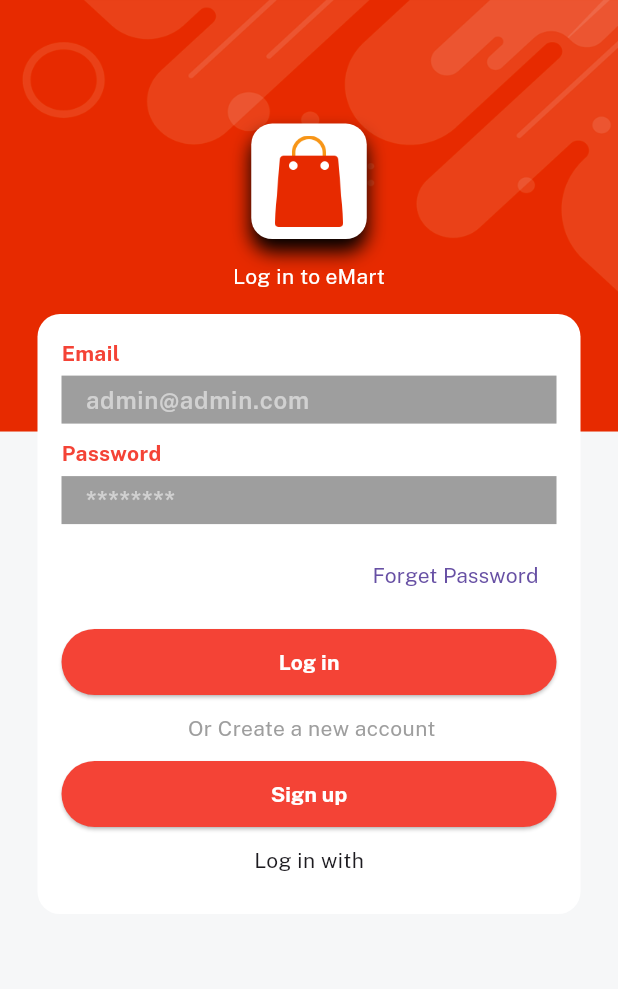
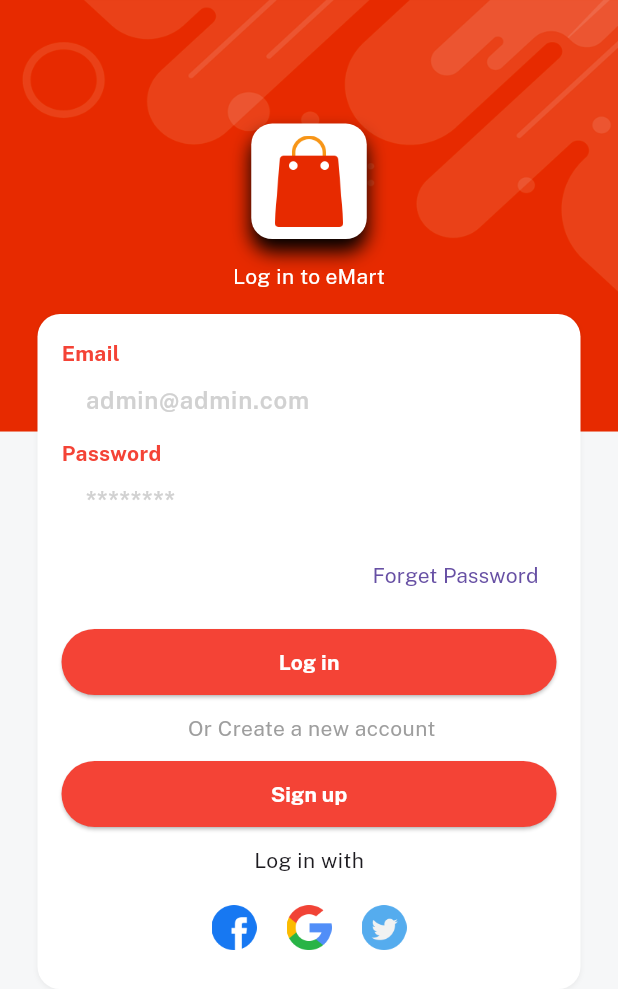
Before and after one commit to JaiswalMunna/emart_app, a Flutter app: the LoginScreen screen opened directly, after a tap on "Sign up", on a phone screen of 412 x 824 dp. Shown: the top 989 px of the screen. Run offline on Flutter 3.47's test engine with Material 3 defaults, Android fonts, the phone set to English and light mode, and no system bars; our stand-ins replace get, velocity_x.

Commit message:
login and signup screen completed

```diff
--- a/lib/consts/colors.dart
+++ b/lib/consts/colors.dart
@@ -7,3 +7,4 @@
 const Color lightGrey = Color.fromRGBO(239, 239, 239, 1);
 const Color redColor = Color.fromRGBO(230, 46, 4, 1);
 const Color golden = Color.fromRGBO(255, 168, 0, 1);
+const Color lightGolden=Color(0xffFEEAD1);
--- /dev/null
+++ b/lib/consts/lists.dart
@@ -0,0 +1,5 @@
+
+
+import 'package:eecm/consts/consts.dart';
+
+const socialIconList=[icFacebookLogo,icGoogleLogo,icTwitterLogo];
--- a/lib/consts/strings.dart
+++ b/lib/consts/strings.dart
@@ -6,7 +6,14 @@
 const password="Password";
 const passwordHint="********";
 const forgetPassword="Forget Password";
+const name="Name";
+const nameHint="Munna Jaiswal";
+const confirmPassword="Confirm Password";
+const confirmPasswordHint="********";
 const login="Log in";
 const createnewaccount=" Or Create a new account";
 const singup="Sign up";
 const loginwith="Log in with";
+const privacyPolicy="Privacy and Policy";
+const termsAndCondition="Terms and Conditions";
+const alreadyHaveAnAccount="Already Have an Account?";
--- /dev/null
+++ b/lib/views/auth_screen/forgetPassword_screen.dart
@@ -0,0 +1,15 @@
+import 'package:eecm/consts/consts.dart';
+
+class ForgetPasswordScreen extends StatefulWidget {
+  const ForgetPasswordScreen({super.key});
+
+  @override
+  State<ForgetPasswordScreen> createState() => _ForgetPasswordScreenState();
+}
+
+class _ForgetPasswordScreenState extends State<ForgetPasswordScreen> {
+  @override
+  Widget build(BuildContext context) {
+    return const Placeholder();
+  }
+}
--- a/lib/views/auth_screen/login_screen.dart
+++ b/lib/views/auth_screen/login_screen.dart
@@ -1,10 +1,14 @@
 import 'package:eecm/consts/consts.dart';
+import 'package:eecm/consts/lists.dart';
+import 'package:eecm/views/auth_screen/signup_screen.dart';
 import 'package:eecm/widgets_common/applogo_widget.dart';
 import 'package:eecm/widgets_common/background_widget.dart';
 import 'package:flutter/material.dart';
-
+import 'package:get/get.dart';
+import 'package:get/get_core/src/get_main.dart';
 import '../../widgets_common/custom_button.dart';
 import '../../widgets_common/custom_textfield.dart';
+import 'forgetPassword_screen.dart';
 
 class LoginScreen extends StatelessWidget {
   const LoginScreen({super.key});
@@ -12,8 +16,10 @@
   @override
   Widget build(BuildContext context) {
     return backGround(
+        child: SafeArea(
       child: Scaffold(
-      body: Center(
+        body: SingleChildScrollView(
+          child: Center(
             child: Column(
               children: [
                 (context.screenHeight * 0.1).heightBox,
@@ -27,14 +33,16 @@
                 15.heightBox,
                 Column(
                   children: [
-                customTextField(title: "Email", hint: emailHint),
+                    customTextField(title: email, hint: emailHint),
                     10.heightBox,
-                customTextField(title: "Password", hint: passwordHint),
+                    customTextField(title: password, hint: passwordHint),
                     10.heightBox,
                     Align(
                         alignment: Alignment.centerRight,
                         child: TextButton(
-                        onPressed: () {}, child: Text(forgetPassword))),
+                            onPressed: () {
+                              Get.to(()=>ForgetPasswordScreen());
+                            }, child: Text(forgetPassword))),
                     10.heightBox,
                     Container(
                         width: context.screenWidth,
@@ -55,21 +63,39 @@
                             title: singup,
                             color: Colors.red,
                             textcolor: Colors.white,
-                        onPress: () {})),
+                            onPress: () {
+                              Get.to(()=>SignupScreen());
+                            })),
                     10.heightBox,
                     Text(loginwith),
                     10.heightBox,
+                    Row(
+                      mainAxisAlignment: MainAxisAlignment.center,
+                      children: List.generate(
+                          3,
+                          (index) => CircleAvatar(
+                                backgroundColor: Colors.transparent,
+                                radius: 25,
+                                child: Image.asset(
+                                  socialIconList[index],
+                                  width: 30,
+                                ),
+                              )),
+                    ),
                   ],
                 )
                     .box
                     .white
                     .rounded
                     .padding(EdgeInsets.all(16))
+                    .shadowSm
                     .width(context.screenWidth - 50)
                     .make(),
               ],
             ),
           ),
+        ),
+      ),
     ));
   }
 }
--- /dev/null
+++ b/lib/views/auth_screen/signup_screen.dart
@@ -0,0 +1,147 @@
+import 'package:eecm/consts/consts.dart';
+import 'package:get/get.dart';
+import 'package:get/get_core/src/get_main.dart';
+import '../../widgets_common/applogo_widget.dart';
+import '../../widgets_common/background_widget.dart';
+import '../../widgets_common/custom_button.dart';
+import '../../widgets_common/custom_textfield.dart';
+
+class SignupScreen extends StatefulWidget {
+  const SignupScreen({super.key});
+
+  @override
+  State<SignupScreen> createState() => _SignupScreenState();
+}
+
+class _SignupScreenState extends State<SignupScreen> {
+  bool? isCheck = false;
+
+  @override
+  Widget build(BuildContext context) {
+    return backGround(
+        child: SafeArea(
+      child: Scaffold(
+        body: SingleChildScrollView(
+          child: Center(
+            child: Column(
+              children: [
+                (context.screenHeight * 0.1).heightBox,
+                //making responsive using velocity x
+                appLogoWidget(),
+                15.heightBox,
+                Text(
+                  "Signup to ${appname}",
+                  style: TextStyle(color: Colors.white),
+                ),
+                15.heightBox,
+                Column(
+                  children: [
+                    customTextField(title: name, hint: nameHint),
+                    10.heightBox,
+                    customTextField(title: email, hint: emailHint),
+                    10.heightBox,
+                    customTextField(title: password, hint: passwordHint),
+                    10.heightBox,
+                    customTextField(
+                        title: confirmPassword, hint: confirmPasswordHint),
+                    10.heightBox,
+                    Row(
+                      children: [
+                        Checkbox(
+                            checkColor: Colors.white,
+                            activeColor: Colors.red,
+                            value: isCheck,
+                            onChanged: (newValue) {
+                              setState(() {
+                                isCheck = newValue;
+                              });
+                            }),
+                        Expanded(
+                          child: RichText(
+                            text: TextSpan(
+                              children: [
+                                TextSpan(
+                                  text: "I agree to the ",
+                                  style: TextStyle(
+                                    fontFamily: bold,
+                                    color: Colors.grey,
+                                  ),
+                                ),
+                                TextSpan(
+                                  text: termsAndCondition,
+                                  style: TextStyle(
+                                    fontFamily: bold,
+                                    color: Colors.red,
+                                  ),
+                                ),
+                                TextSpan(
+                                  text: " & ",
+                                  style: TextStyle(
+                                    fontFamily: bold,
+                                    color: Colors.grey,
+                                  ),
+                                ),
+                                TextSpan(
+                                  text: privacyPolicy,
+                                  style: TextStyle(
+                                    fontFamily: bold,
+                                    color: Colors.red,
+                                  ),
+                                ),
+                              ],
+                            ),
+                          ),
+                        ),
+                      ],
+                    ),
+                    10.heightBox,
+                    Container(
+                        width: context.screenWidth,
+                        child: customButton(
+                            title: singup,
+                            color: isCheck == true ? Colors.red : Colors.grey,
+                            textcolor: Colors.white,
+                            onPress: () {})),
+                    10.heightBox,
+                    GestureDetector(
+                      onTap: (){
+                        Get.back();
+                      },
+                      child: Row(
+                        mainAxisAlignment: MainAxisAlignment.center,
+                        children: [
+                          Text(
+                            alreadyHaveAnAccount,
+                            style: TextStyle(
+                              fontFamily: bold,
+                              color: Colors.grey,
+                            ),
+                          ),
+                          4.widthBox,
+                          Text(
+                            login,
+                            style: TextStyle(
+                              fontFamily: bold,
+                              color: Colors.red,
+                            ),
+                          ),
+                        ],
+                      ),
+                    ),
+                  ],
+                )
+                    .box
+                    .white
+                    .rounded
+                    .padding(EdgeInsets.all(16))
+                    .shadowSm
+                    .width(context.screenWidth - 50)
+                    .make(),
+              ],
+            ),
+          ),
+        ),
+      ),
+    ));
+  }
+}
--- a/lib/widgets_common/custom_button.dart
+++ b/lib/widgets_common/custom_button.dart
@@ -4,11 +4,9 @@
   return ElevatedButton(
     style: ElevatedButton.styleFrom(
       backgroundColor: color,
-      padding: EdgeInsets.all(12),
+      padding: const EdgeInsets.all(12),
     ),
-      onPressed: () {
-      onPress;
-      },
+      onPressed: onPress,
       child: Text(
         title!,
         style: TextStyle(color: textcolor, fontFamily: bold),
--- a/lib/widgets_common/custom_textfield.dart
+++ b/lib/widgets_common/custom_textfield.dart
@@ -18,7 +18,7 @@
             fontFamily: semibold,color: textfieldGrey,
           ),
           isDense: true,
-          fillColor: Colors.grey,
+          fillColor: Colors.white24,
           filled: true,
           border: InputBorder.none,
           focusedBorder: OutlineInputBorder(
```
Lines whose indentation alone changed are shown as unchanged.
